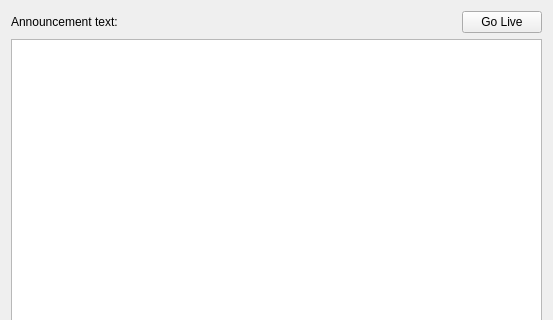
Above: src/announcewidget.ui from SoftProjector/src before the change; both pictures show x 0 to 553 and y 0 to 320 of the 553 by 528 pixel window. Below: the same form after it.
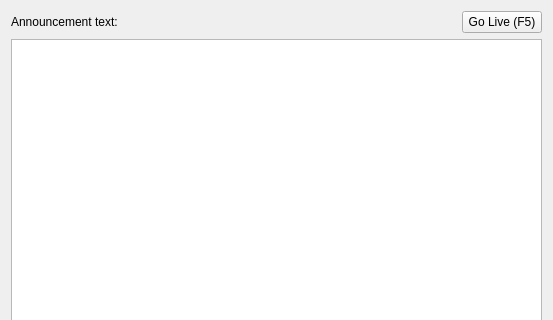
That is the form after the change.

Commit message: Changed shortcut of GoLive button to F5.

What changed in the file:
```diff
--- a/src/announcewidget.ui
+++ b/src/announcewidget.ui
@@ -58,7 +58,7 @@
 &lt;p style=&quot; margin-top:0px; margin-bottom:0px; margin-left:0px; margin-right:0px; -qt-block-indent:0; text-indent:0px;&quot;&gt;&lt;span style=&quot; font-size:8pt;&quot;&gt;Quickly display the selected song on the screen without adding it to playlist first&lt;/span&gt;&lt;/p&gt;&lt;/body&gt;&lt;/html&gt;</string>
        </property>
        <property name="text">
-        <string>Go Live</string>
+        <string>Go Live (F5)</string>
        </property>
        <property name="shortcut">
         <string>Return</string>
```
Left out of the diff: 2 changed lines with no effect on the pictures.
